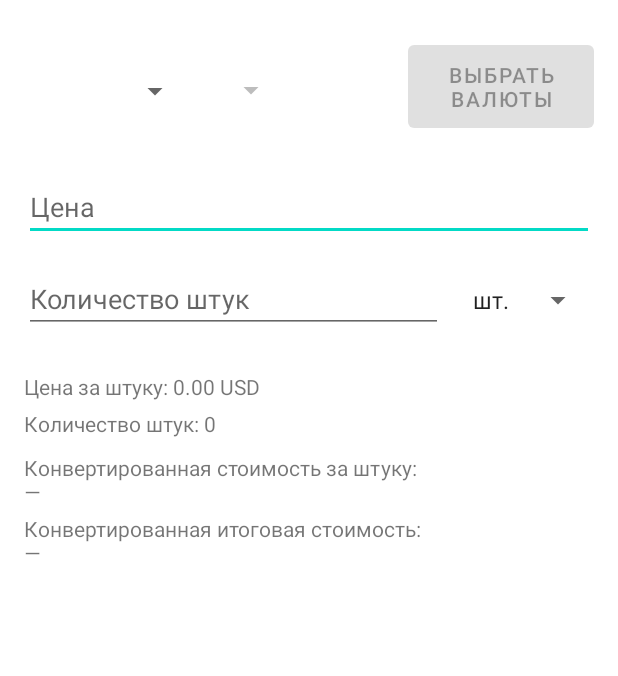
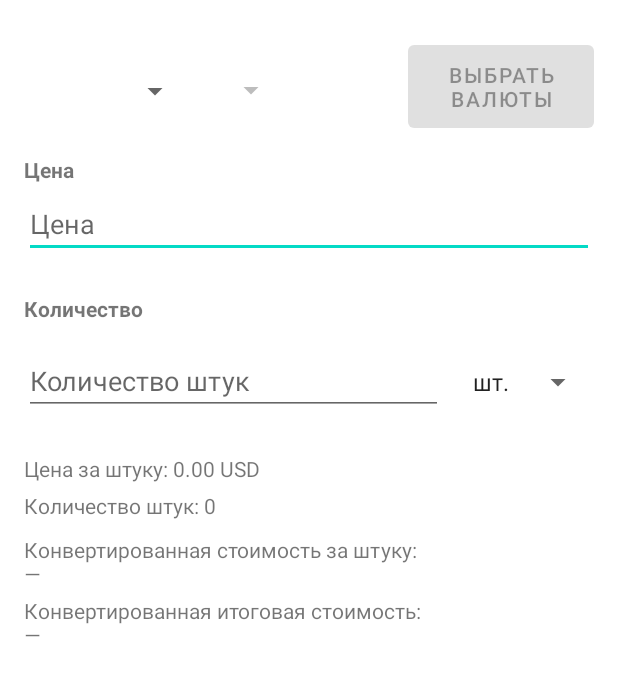
Before and after one commit to AmoneMisa/RusticPriceConvertor, an Android app built with Jetpack Compose: the screen it shows after launch (MainActivity), on a phone screen of 412 x 824 dp. Shown: the top 676 px of the screen. Run offline under Robolectric (Android 15) with nearby library versions, the phone set to English and light mode, and no system bars.

Commit message:
Added ml as value; Added price-per-value input

```diff
--- /dev/null
+++ b/app/src/main/java/com/example/rusticpriceconvertor/Utils.kt
@@ -0,0 +1,4 @@
+package com.example.rusticpriceconvertor
+
+fun trimZeros(v: Double): String =
+    if (v % 1.0 == 0.0) v.toInt().toString() else String.format("%.3f", v)
--- a/app/src/main/res/layout/activity_main.xml
+++ b/app/src/main/res/layout/activity_main.xml
@@ -35,34 +35,57 @@
         app:layout_constraintEnd_toEndOf="parent"
         app:layout_constraintTop_toTopOf="parent" />
 
+    <TextView
+        android:id="@+id/labelPrice"
+        android:layout_width="wrap_content"
+        android:layout_height="wrap_content"
+        android:text="@string/priceInput"
+        android:textStyle="bold"
+        android:layout_marginTop="12dp"
+        app:layout_constraintStart_toStartOf="parent"
+        app:layout_constraintTop_toBottomOf="@id/selectCurrenciesButton" />
+
+    <!-- Поле Цена -->
     <EditText
         android:id="@+id/priceInput"
         android:layout_width="0dp"
         android:layout_height="wrap_content"
         android:hint="@string/priceInput"
         android:inputType="numberDecimal"
-        app:layout_constraintTop_toBottomOf="@id/selectCurrenciesButton"
+        android:layout_marginTop="4dp"
         app:layout_constraintStart_toStartOf="parent"
         app:layout_constraintEnd_toEndOf="parent"
-        android:layout_marginTop="24dp" />
+        app:layout_constraintTop_toBottomOf="@id/labelPrice" />
 
     <!-- Количество + единица товара (шт / кг / г / л) -->
+    <TextView
+        android:id="@+id/labelQty"
+        android:layout_width="wrap_content"
+        android:layout_height="wrap_content"
+        android:layout_marginTop="24dp"
+        android:layout_marginBottom="8dp"
+        android:text="@string/quantityInput"
+        app:layout_constraintStart_toStartOf="parent"
+        app:layout_constraintTop_toBottomOf="@id/priceInput"
+        android:textStyle="bold" />
+
     <LinearLayout
         android:id="@+id/qtyRow"
         android:layout_width="0dp"
         android:layout_height="wrap_content"
+        android:layout_marginTop="16dp"
         android:orientation="horizontal"
-        app:layout_constraintTop_toBottomOf="@id/priceInput"
         app:layout_constraintStart_toStartOf="parent"
         app:layout_constraintEnd_toEndOf="parent"
-        android:layout_marginTop="16dp">
-
+        app:layout_constraintTop_toBottomOf="@id/labelQty">
         <EditText
             android:id="@+id/quantityInput"
             android:layout_width="0dp"
             android:layout_height="wrap_content"
             android:layout_weight="1"
             android:hint="@string/quantityInput"
+            app:layout_constraintStart_toStartOf="parent"
+            app:layout_constraintEnd_toEndOf="parent"
             android:inputType="numberDecimal" />
 
         <Spinner
@@ -77,17 +100,28 @@
         android:id="@+id/priceUnitRow"
         android:layout_width="0dp"
         android:layout_height="wrap_content"
+        android:layout_marginTop="12dp"
         android:orientation="horizontal"
-        app:layout_constraintTop_toBottomOf="@id/qtyRow"
+        android:visibility="gone"
+        app:layout_constraintEnd_toEndOf="parent"
         app:layout_constraintStart_toStartOf="parent"
-        app:layout_constraintEnd_toEndOf="parent"
-        android:layout_marginTop="12dp"
-        android:visibility="gone">
+        app:layout_constraintTop_toBottomOf="@id/qtyRow">
 
         <TextView
+            android:id="@+id/labelPriceUnit"
             android:layout_width="wrap_content"
             android:layout_height="wrap_content"
             android:text="@string/priceFerType" />
+
+        <!-- сколько этих единиц соответствует цене -->
+        <EditText
+            android:id="@+id/priceAmountInput"
+            android:layout_width="0dp"
+            android:layout_height="wrap_content"
+            android:layout_weight="1"
+            android:layout_marginStart="12dp"
+            android:hint="@string/count"
+            android:inputType="numberDecimal" />
 
         <Spinner
             android:id="@+id/priceUnitSpinner"
@@ -101,12 +135,12 @@
         android:id="@+id/modePiece"
         android:layout_width="0dp"
         android:layout_height="wrap_content"
+        android:layout_marginTop="16dp"
         android:orientation="vertical"
-        app:layout_constraintTop_toBottomOf="@id/priceUnitRow"
+        android:visibility="gone"
+        app:layout_constraintEnd_toEndOf="parent"
         app:layout_constraintStart_toStartOf="parent"
-        app:layout_constraintEnd_toEndOf="parent"
-        android:layout_marginTop="16dp"
-        android:visibility="gone">
+        app:layout_constraintTop_toBottomOf="@id/priceUnitRow">
 
         <TextView
             android:id="@+id/piecePriceLabel"
@@ -142,12 +176,12 @@
         android:id="@+id/modeWeight"
         android:layout_width="0dp"
         android:layout_height="wrap_content"
+        android:layout_marginTop="10dp"
         android:orientation="vertical"
-        app:layout_constraintTop_toBottomOf="@id/priceUnitRow"
+        android:visibility="gone"
+        app:layout_constraintEnd_toEndOf="parent"
         app:layout_constraintStart_toStartOf="parent"
-        app:layout_constraintEnd_toEndOf="parent"
-        android:layout_marginTop="10dp"
-        android:visibility="gone">
+        app:layout_constraintTop_toBottomOf="@id/priceUnitRow">
 
         <TextView
             android:id="@+id/pricePerUnitLabel"
--- a/app/src/main/res/values/strings.xml
+++ b/app/src/main/res/values/strings.xml
@@ -16,4 +16,5 @@
     <string name="convertedTotalPricePerType">Конвертированная стоимость за 1 кг / 100 г / 1 л: —</string>
     <string name="currencySelected">selected</string>
     <string name="favoriteToggle">favorite toggle</string>
+    <string name="count">Число</string>
 </resources>
```
Also changed, not shown: app/src/main/java/com/example/rusticpriceconvertor/MainActivity.kt (+105 -73 lines).
